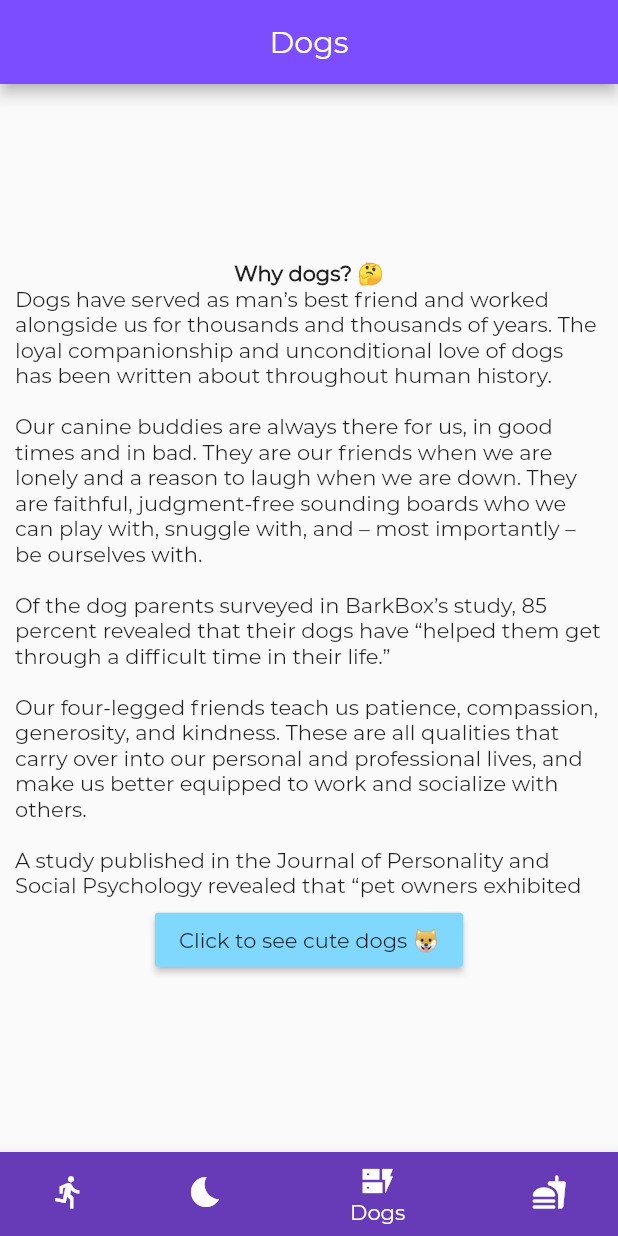
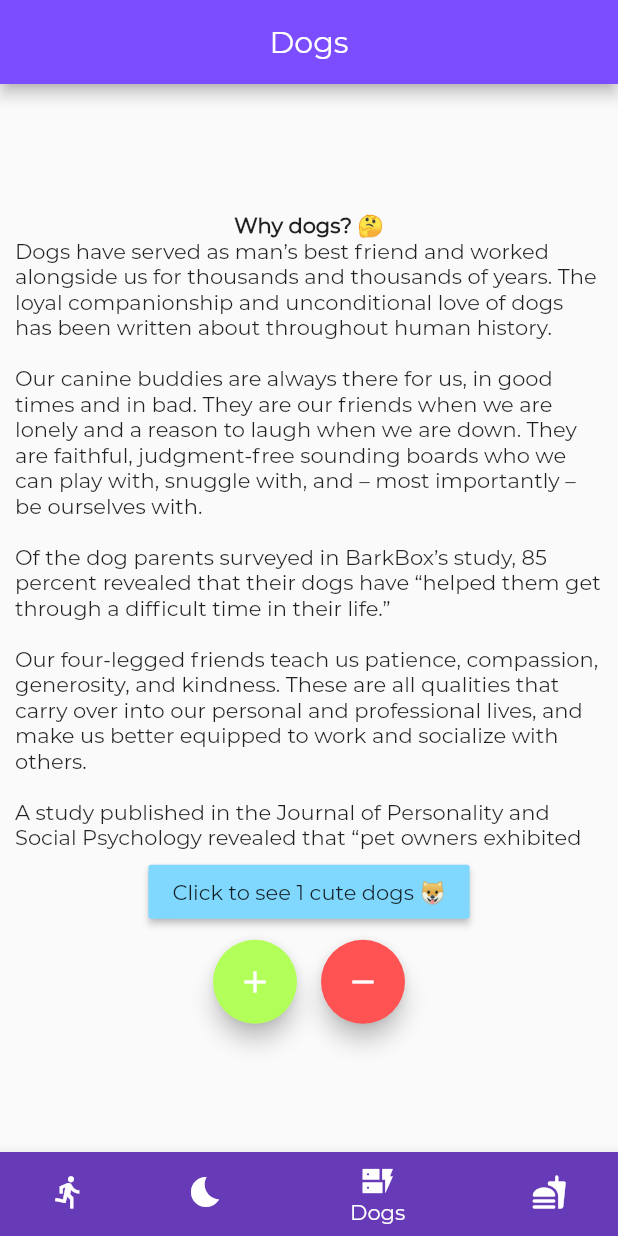
Before and after one commit to maximcore/health-care-flutter-project, a Flutter app: the screen it shows after launch, item 3 of the bottom bar chosen, on a phone screen of 412 x 824 dp. Run offline on Flutter 3.47's test engine with Material 2 defaults, Android fonts, the phone set to English and light mode, and no system bars; our stand-ins replace charts_flutter, shared_preferences, sqflite; missing offline and left inert: openfoodfacts; accounts and stored records are empty; network calls fail.

Commit message:
health and care v02 add BLoC for dog_page

```diff
--- /dev/null
+++ b/lib/bloc/dog_block/dog_bloc.dart
@@ -0,0 +1,38 @@
+import 'dart:async';
+import 'package:flutter/material.dart';
+
+abstract class CounterEvent {}
+
+class IncrementEvent extends CounterEvent {}
+
+class DecrementEvent extends CounterEvent {}
+
+class DogBloc{
+  int _dogs = 1;
+
+  final _inputEventController = StreamController<CounterEvent>.broadcast();
+  StreamSink<CounterEvent> get inputEventSink => _inputEventController.sink;
+
+  final _outputStateController = StreamController<int>.broadcast();
+  Stream<int> get outputStateStream => _outputStateController.stream;
+
+  void _mapEventToState(CounterEvent event){
+    if(event is IncrementEvent && _dogs < 50)
+      _dogs++;
+    else if(event is DecrementEvent && _dogs > 1)
+      _dogs--;
+    else throw Exception('Wrong Event');
+
+    _outputStateController.sink.add(_dogs);
+  }
+
+  DogBloc() {
+    _inputEventController.stream.listen(_mapEventToState);
+  }
+
+  void dispose(){
+    _inputEventController.close();
+    _outputStateController.close();
+  }
+
+}
--- a/lib/pages/tab_page.dart
+++ b/lib/navigation/tab_page.dart
@@ -1,5 +1,5 @@
 import 'package:flutter/material.dart';
-import 'package:health_and_care/pages/tab_navigation_item.dart';
+import 'package:health_and_care/navigation/tab_navigation_item.dart';
 
 class TabsPage extends StatefulWidget {
   @override
--- a/lib/ui/activity_screen.dart
+++ b/lib/ui/activity_screen.dart
@@ -2,8 +2,7 @@ import 'package:flutter/cupertino.dart';
 import 'package:flutter/material.dart';
 import 'dart:math';
 import 'package:charts_flutter/flutter.dart' as charts;
-import 'package:health_and_care/notifiers/activity_notifier.dart';
-import 'package:health_and_care/pages/activity_list_page.dart';
+import 'file:///C:/Users/maxim/AndroidStudioProjects/health_and_care/lib/screens_data/activity_data/activity_list_page.dart';
 import 'package:health_and_care/ui/food_screen.dart';
 import 'package:provider/provider.dart';
 import 'package:shared_preferences/shared_preferences.dart';
--- a/lib/ui/dog_screen.dart
+++ b/lib/ui/dog_screen.dart
@@ -1,8 +1,8 @@
 import 'dart:async';
-
 import 'package:flutter/material.dart';
 import 'package:flutter/rendering.dart';
-import 'file:///C:/Users/maxim/AndroidStudioProjects/health_and_care/lib/dog_screens/dog_list.dart';
+import 'file:///C:/Users/maxim/AndroidStudioProjects/health_and_care/lib/bloc/dog_block/dog_bloc.dart';
+import 'package:health_and_care/screens_data/dog_data/dog_list.dart';
 import 'package:http/http.dart' as http;
 import 'dart:convert';
 
@@ -18,17 +18,28 @@ class DogPage extends StatefulWidget {
 }
 
 class DogPageState extends State<DogPage> {
+  DogBloc _bloc = DogBloc();
+
+  @override
+  void dispose() {
+    _bloc.dispose();
+  }
+
   static List dog_link;
+
+  int dog_amount = 1;
 
   Map<String, dynamic> map;
 
-  Future<String> getData() async {
+  Future<void> getData() async {
     var response = await http.get(
-        Uri.encodeFull("https://dog.ceo/api/breeds/image/random/10"),
+        Uri.encodeFull("https://dog.ceo/api/breeds/image/random/${dog_amount}"),
         headers: {"Accept": "application/json"});
         map = json.decode(response.body);
         dog_link = map["message"];
   }
+
+
 
   @override
   void initState() {
@@ -40,7 +51,7 @@ class DogPageState extends State<DogPage> {
   Widget build(BuildContext context) {
     final GlobalKey<FormState> _formKey = GlobalKey<FormState>();
 
-    return Scaffold(
+    return  Scaffold(
         appBar: AppBar(
           title: Text("Dogs"),
           backgroundColor: Colors.deepPurpleAccent,
@@ -63,17 +74,67 @@ class DogPageState extends State<DogPage> {
                       scrollDirection: Axis.vertical,
                       child: Text(text_about_dogs),
                     ),
-                  )
-                  ,
+                  ),
+                  Row(
+                    mainAxisAlignment: MainAxisAlignment.center,
+                    children: <Widget>[
+                      StreamBuilder(
+                        stream: _bloc.outputStateStream,
+                        initialData: 1,
+                        builder: (context, snapshot){
+                          dog_amount = snapshot.data;
+                          getData();
+                          return Container(
+                            child: Column(
+                              children: <Widget>[
+                                Row(
+                                  children: <Widget>[
                                     MaterialButton(
                                       color: Colors.lightBlueAccent[100],
-                    child: Text('Click to see cute dogs 🐶'),
+                                      child: Text('Click to see ${snapshot.data} cute dogs 🐶'),
                                       onPressed: () {
-                      getData();
+                                        //getData();
                                         Navigator.push(context,
                                             MaterialPageRoute(builder: (context) => Dogs()));
                                       },
                                     ),
+                                  ],
+                                ),
+                                SizedBox(
+                                  height: 8,
+                                ),
+                                Row(
+                                  mainAxisAlignment: MainAxisAlignment.center,
+                                  children: <Widget>[
+                                    FloatingActionButton(
+                                      heroTag: "btn1",
+                                      backgroundColor: Colors.lightGreenAccent,
+                                      child: Icon(Icons.add),
+                                      onPressed: (){
+                                        _bloc.inputEventSink.add(IncrementEvent());
+                                      },
+                                    ),
+                                    SizedBox(
+                                      width: 16,
+                                    ),
+                                    FloatingActionButton(
+                                      heroTag: "btn2",
+                                      backgroundColor: Colors.redAccent,
+                                      child: Icon(Icons.remove),
+                                      onPressed: (){
+                                        _bloc.inputEventSink.add(DecrementEvent());
+                                      },
+                                    )
+                                  ],
+                                )
+
+                              ],
+                            ),
+                          );
+                        },
+                      ),
+                    ],
+                  )
                 ],
               ),
             ),
```
Also changed, not shown: lib/main.dart (+5 -4 lines), lib/notifiers/activity_notifier.dart (deleted, +0 -19 lines), lib/pages/activity_list_page.dart (deleted, +0 -79 lines), lib/screens_data/activity_data/activity_list_page.dart (added, +83 -0 lines), lib/screens_data/food_data/food_data.dart (+4 -4 lines), lib/ui/food_screen.dart (+4 -4 lines), lib/navigation/tab_navigation_item.dart (renamed from lib/pages/tab_navigation_item.dart), lib/screens_data/dog_data/dog_list.dart (renamed from lib/dog_screens/dog_list.dart), lib/screens_data/food_data/food_screens/breakfast.dart (renamed from lib/food_screens/breakfast.dart), lib/screens_data/food_data/food_screens/dinner.dart (renamed from lib/food_screens/dinner.dart), lib/screens_data/food_data/food_screens/lunch.dart (renamed from lib/food_screens/lunch.dart), lib/screens_data/food_data/food_screens/snack.dart (renamed from lib/food_screens/snack.dart). Lines whose indentation alone changed are shown as unchanged.
